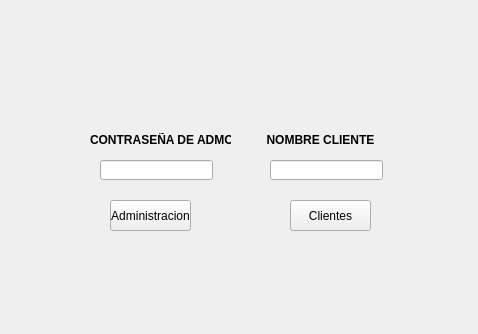
First picture: the form in ParcialInfo/entrada.ui, repository davidmonsalvep/ExamenINFO2, before the edit.
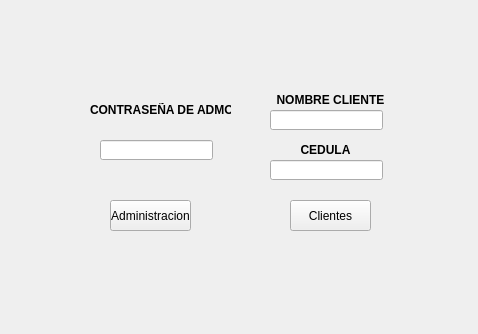
Second picture: the form after the edit. Icons and pictures are not drawn.

The edit to the form file:
```diff
--- a/ParcialInfo/entrada.ui
+++ b/ParcialInfo/entrada.ui
@@ -62,17 +62,20 @@
    <property name="geometry">
     <rect>
      <x>100</x>
-     <y>160</y>
+     <y>140</y>
      <width>113</width>
      <height>20</height>
     </rect>
    </property>
+   <property name="echoMode">
+    <enum>QLineEdit::Password</enum>
+   </property>
   </widget>
   <widget class="QLineEdit" name="nombre">
    <property name="geometry">
     <rect>
      <x>270</x>
-     <y>160</y>
+     <y>110</y>
      <width>113</width>
      <height>20</height>
     </rect>
@@ -82,7 +85,7 @@
    <property name="geometry">
     <rect>
      <x>90</x>
-     <y>120</y>
+     <y>90</y>
      <width>141</width>
      <height>41</height>
     </rect>
@@ -97,16 +100,42 @@
   <widget class="QLabel" name="labnombre">
    <property name="geometry">
     <rect>
-     <x>260</x>
-     <y>120</y>
+     <x>270</x>
+     <y>90</y>
      <width>121</width>
-     <height>41</height>
+     <height>21</height>
     </rect>
    </property>
    <property name="text">
     <string>&lt;html&gt;&lt;head/&gt;&lt;body&gt;&lt;p align=&quot;center&quot;&gt;&lt;span style=&quot; font-weight:600;&quot;&gt;NOMBRE CLIENTE&lt;/span&gt;&lt;/p&gt;&lt;/body&gt;&lt;/html&gt;</string>
    </property>
   </widget>
+  <widget class="QLabel" name="labnombre_2">
+   <property name="geometry">
+    <rect>
+     <x>280</x>
+     <y>140</y>
+     <width>91</width>
+     <height>21</height>
+    </rect>
+   </property>
+   <property name="text">
+    <string>&lt;html&gt;&lt;head/&gt;&lt;body&gt;&lt;p align=&quot;center&quot;&gt;&lt;span style=&quot; font-weight:600;&quot;&gt;CEDULA&lt;/span&gt;&lt;/p&gt;&lt;/body&gt;&lt;/html&gt;</string>
+   </property>
+  </widget>
+  <widget class="QLineEdit" name="cedula">
+   <property name="geometry">
+    <rect>
+     <x>270</x>
+     <y>160</y>
+     <width>113</width>
+     <height>20</height>
+    </rect>
+   </property>
+   <property name="echoMode">
+    <enum>QLineEdit::Normal</enum>
+   </property>
+  </widget>
  </widget>
  <resources>
   <include location="resource.qrc"/>
```
